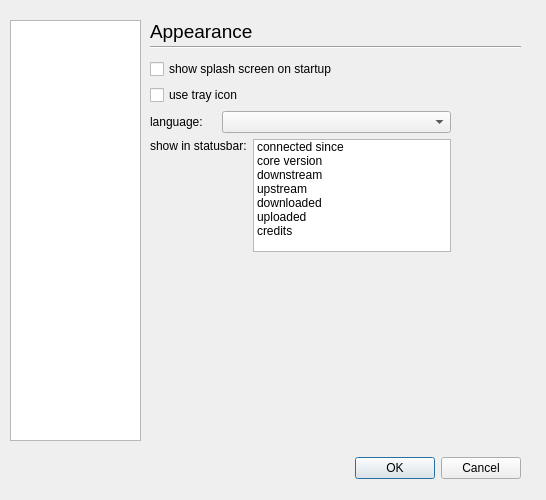
The window that juicer/src/qajoptionsdialogbase.ui (applejuicenetz/gui-juicer) describes before a commit, drawn with Qt 5.
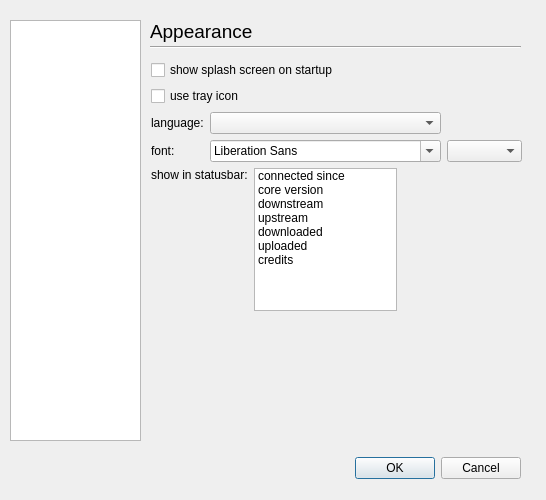
The same window after the commit. The open tabs and pages were chosen to show the change.

Commit message: font selection added

```diff
--- a/juicer/src/qajoptionsdialogbase.ui
+++ b/juicer/src/qajoptionsdialogbase.ui
@@ -468,13 +468,13 @@
       <enum>Qt::Horizontal</enum>
      </property>
     </widget>
-    <widget class="QWidget" name="layoutWidget" >
+    <widget class="QWidget" name="" >
      <property name="geometry" >
       <rect>
-       <x>10</x>
-       <y>50</y>
-       <width>301</width>
-       <height>193</height>
+       <x>11</x>
+       <y>51</y>
+       <width>371</width>
+       <height>251</height>
       </rect>
      </property>
      <layout class="QVBoxLayout" >
@@ -499,15 +499,38 @@
        </widget>
       </item>
       <item>
-       <layout class="QHBoxLayout" >
+       <layout class="QGridLayout" >
         <property name="margin" >
          <number>0</number>
         </property>
         <property name="spacing" >
          <number>6</number>
         </property>
-        <item>
+        <item row="1" column="2" >
+         <widget class="QComboBox" name="fontSizeComboBox" />
+        </item>
+        <item row="0" column="1" >
+         <widget class="QComboBox" name="languageComboBox" >
+          <property name="sizePolicy" >
+           <sizepolicy>
+            <hsizetype>5</hsizetype>
+            <vsizetype>0</vsizetype>
+            <horstretch>0</horstretch>
+            <verstretch>0</verstretch>
+           </sizepolicy>
+          </property>
+         </widget>
+        </item>
+        <item row="0" column="0" >
          <widget class="QLabel" name="label_30" >
+          <property name="sizePolicy" >
+           <sizepolicy>
+            <hsizetype>5</hsizetype>
+            <vsizetype>5</vsizetype>
+            <horstretch>0</horstretch>
+            <verstretch>0</verstretch>
+           </sizepolicy>
+          </property>
           <property name="maximumSize" >
            <size>
             <width>66</width>
@@ -519,8 +542,45 @@
           </property>
          </widget>
         </item>
-        <item>
-         <widget class="QComboBox" name="languageComboBox" />
+        <item row="1" column="1" >
+         <widget class="QFontComboBox" name="fontComboBox" >
+          <property name="sizePolicy" >
+           <sizepolicy>
+            <hsizetype>5</hsizetype>
+            <vsizetype>0</vsizetype>
+            <horstretch>0</horstretch>
+            <verstretch>0</verstretch>
+           </sizepolicy>
+          </property>
+         </widget>
+        </item>
+        <item row="0" column="2" >
+         <spacer>
+          <property name="orientation" >
+           <enum>Qt::Horizontal</enum>
+          </property>
+          <property name="sizeHint" >
+           <size>
+            <width>40</width>
+            <height>20</height>
+           </size>
+          </property>
+         </spacer>
+        </item>
+        <item row="1" column="0" >
+         <widget class="QLabel" name="label_32" >
+          <property name="sizePolicy" >
+           <sizepolicy>
+            <hsizetype>5</hsizetype>
+            <vsizetype>5</vsizetype>
+            <horstretch>0</horstretch>
+            <verstretch>0</verstretch>
+           </sizepolicy>
+          </property>
+          <property name="text" >
+           <string>font:</string>
+          </property>
+         </widget>
         </item>
        </layout>
       </item>
@@ -544,6 +604,26 @@
         </item>
         <item>
          <widget class="QListWidget" name="statusbarList" >
+          <property name="sizePolicy" >
+           <sizepolicy>
+            <hsizetype>5</hsizetype>
+            <vsizetype>0</vsizetype>
+            <horstretch>0</horstretch>
+            <verstretch>0</verstretch>
+           </sizepolicy>
+          </property>
+          <property name="minimumSize" >
+           <size>
+            <width>143</width>
+            <height>100</height>
+           </size>
+          </property>
+          <property name="maximumSize" >
+           <size>
+            <width>143</width>
+            <height>180</height>
+           </size>
+          </property>
           <property name="selectionMode" >
            <enum>QAbstractItemView::MultiSelection</enum>
           </property>
@@ -584,6 +664,19 @@
           </item>
          </widget>
         </item>
+        <item>
+         <spacer>
+          <property name="orientation" >
+           <enum>Qt::Horizontal</enum>
+          </property>
+          <property name="sizeHint" >
+           <size>
+            <width>51</width>
+            <height>20</height>
+           </size>
+          </property>
+         </spacer>
+        </item>
        </layout>
       </item>
      </layout>
```
The commit also changes 5 other files.
